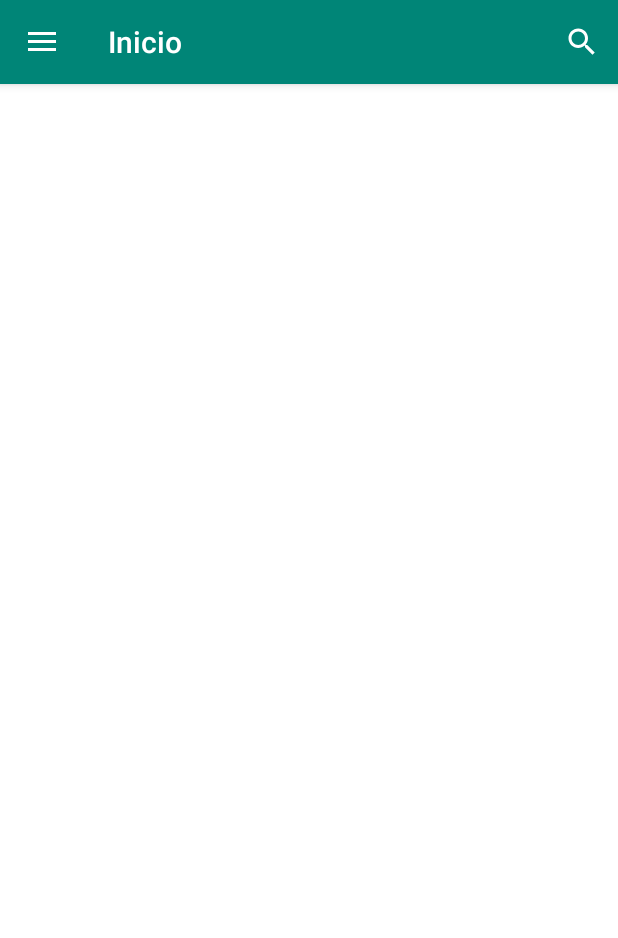
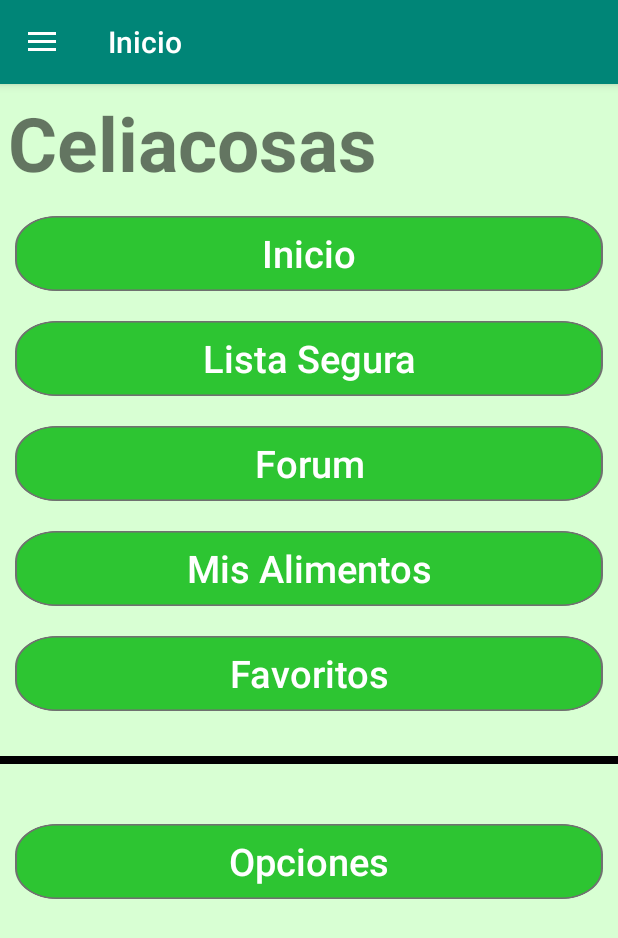
Before and after one commit to jdanielc/proyectofp, an Android app: the screen it shows after launch (MainActivity), on a phone screen of 412 x 824 dp. Shown: the top 938 px of the screen. Run offline under Robolectric (Android 15) with nearby library versions, the phone set to English and light mode, and no system bars; our stand-ins replace Firebase (no records; nobody signed in at launch, a user with empty details on screens opened directly); libraries missing offline, so code that uses them is left out: com.firebase.ui; 2 statements that could not run were skipped.

Commit message:
Menu de Inicio

```diff
--- a/app/src/main/java/com/example/proyectofinal/FragmentInicial.java
+++ b/app/src/main/java/com/example/proyectofinal/FragmentInicial.java
@@ -205,7 +205,7 @@ public class FragmentInicial extends Fragment implements SearchView.OnQueryTextL
             HttpClient httpClient = new DefaultHttpClient();
 
             HttpGet del =
-                    new HttpGet("http://damnation.ddns.net/phpRestPFG/public/index.php/api/inicial");
+                    new HttpGet("http://damnation.ddns.net/daniel/phpRestPFG/public/api/inicial");
 
             del.setHeader("content-type", "application/json");
 
--- /dev/null
+++ b/app/src/main/java/com/example/proyectofinal/FragmentMenu.java
@@ -0,0 +1,190 @@
+package com.example.proyectofinal;
+
+import android.content.Context;
+import android.net.Uri;
+import android.os.Bundle;
+import android.support.v4.app.Fragment;
+import android.view.LayoutInflater;
+import android.view.View;
+import android.view.ViewGroup;
+import android.widget.Button;
+
+import com.google.firebase.auth.FirebaseAuth;
+
+
+/**
+ * A simple {@link Fragment} subclass.
+ * Activities that contain this fragment must implement the
+ * {@link FragmentMenu.OnFragmentInteractionListener} interface
+ * to handle interaction events.
+ * Use the {@link FragmentMenu#newInstance} factory method to
+ * create an instance of this fragment.
+ */
+public class FragmentMenu extends Fragment implements View.OnClickListener{
+    // TODO: Rename parameter arguments, choose names that match
+    // the fragment initialization parameters, e.g. ARG_ITEM_NUMBER
+    private static final String ARG_PARAM1 = "param1";
+    private static final String ARG_PARAM2 = "param2";
+
+    // TODO: Rename and change types of parameters
+    private String mParam1;
+    private String mParam2;
+
+    private OnFragmentInteractionListener mListener;
+
+    View vista;
+
+    Button btInicio;
+    Button btLista;
+    Button btForum;
+    Button btFav;
+    Button btMis;
+    Button btOpciones;
+
+
+
+    public FragmentMenu() {
+        // Required empty public constructor
+    }
+
+    /**
+     * Use this factory method to create a new instance of
+     * this fragment using the provided parameters.
+     *
+     * @param param1 Parameter 1.
+     * @param param2 Parameter 2.
+     * @return A new instance of fragment FragmentMenu.
+     */
+    // TODO: Rename and change types and number of parameters
+    public static FragmentMenu newInstance(String param1, String param2) {
+        FragmentMenu fragment = new FragmentMenu();
+        Bundle args = new Bundle();
+        args.putString(ARG_PARAM1, param1);
+        args.putString(ARG_PARAM2, param2);
+        fragment.setArguments(args);
+        return fragment;
+    }
+
+    @Override
+    public void onCreate(Bundle savedInstanceState) {
+        super.onCreate(savedInstanceState);
+        if (getArguments() != null) {
+            mParam1 = getArguments().getString(ARG_PARAM1);
+            mParam2 = getArguments().getString(ARG_PARAM2);
+        }
+    }
+
+    @Override
+    public View onCreateView(LayoutInflater inflater, ViewGroup container,
+                             Bundle savedInstanceState) {
+        getActivity().setTitle("Inicio");
+        // Inflate the layout for this fragment
+        vista =  inflater.inflate(R.layout.fragment_menu, container, false);
+
+        btInicio = vista.findViewById(R.id.btIniciom);
+        btLista = vista.findViewById(R.id.btLitam);
+        btForum= vista.findViewById(R.id.btForumm);
+        btFav = vista.findViewById(R.id.btFavm);
+        btMis= vista.findViewById(R.id.btMism);
+        btOpciones = vista.findViewById(R.id.btOpcm);
+
+        btInicio.setOnClickListener(this);
+        btLista.setOnClickListener(this);
+        btForum.setOnClickListener(this);
+        btFav.setOnClickListener(this);
+        btMis.setOnClickListener(this);
+        btOpciones.setOnClickListener(this);
+
+        return vista;
+    }
+
+    // TODO: Rename method, update argument and hook method into UI event
+    public void onButtonPressed(Uri uri) {
+        if (mListener != null) {
+            mListener.onFragmentInteraction(uri);
+        }
+    }
+
+    @Override
+    public void onAttach(Context context) {
+        super.onAttach(context);
+        if (context instanceof OnFragmentInteractionListener) {
+            mListener = (OnFragmentInteractionListener) context;
+        } else {
+            throw new RuntimeException(context.toString()
+                    + " must implement OnFragmentInteractionListener");
+        }
+    }
+
+    @Override
+    public void onDetach() {
+        super.onDetach();
+        mListener = null;
+    }
+
+    @Override
+    public void onClick(View v) {
+        Fragment fragment;
+        Fragment sustit;
+        Bundle bundle = new Bundle();
+        String usuario = FirebaseAuth.getInstance().getCurrentUser().getUid();
+
+        switch (v.getId()) {
+            case R.id.btIniciom:
+
+                fragment = new FragmentMenu();
+                getActivity().getSupportFragmentManager().beginTransaction().replace(R.id.content_main, fragment).commit();
+
+                break;
+            case R.id.btLitam:
+                fragment = new FragmentInicial();
+                getActivity().getSupportFragmentManager().beginTransaction().replace(R.id.content_main, fragment).commit();
+                break;
+            case R.id.btForumm:
+
+                fragment = new FragmentAlimentosPrincipal();
+                bundle.putString("usuario", usuario);
+                bundle.putInt("tipo", 1);
+                fragment.setArguments(bundle);
+                getActivity().getSupportFragmentManager().beginTransaction().replace(R.id.content_main, fragment).commit();
+                break;
+            case R.id.btMism:
+                fragment = new FragmentAlimentosPrincipal();
+                bundle.putString("usuario", usuario);
+                bundle.putInt("tipo", 2);
+                fragment.setArguments(bundle);
+                getActivity().getSupportFragmentManager().beginTransaction().replace(R.id.content_main, fragment).commit();
+                break;
+            case R.id.btFavm:
+
+                fragment = new FragmentAlimentosPrincipal();
+                bundle.putString("usuario", usuario);
+                bundle.putInt("tipo", 3);
+                fragment.setArguments(bundle);
+                getActivity().getSupportFragmentManager().beginTransaction().replace(R.id.content_main, fragment).commit();
+                break;
+            case R.id.btOpcm:
+                fragment = new Opciones();
+                getActivity().getSupportFragmentManager().beginTransaction().replace(R.id.content_main, fragment).commit();
+                break;
+
+        }
+
+    }
+
+    /**
+     * This interface must be implemented by activities that contain this
+     * fragment to allow an interaction in this fragment to be communicated
+     * to the activity and potentially other fragments contained in that
+     * activity.
+     * <p>
+     * See the Android Training lesson <a href=
+     * "http://developer.android.com/training/basics/fragments/communicating.html"
+     * >Communicating with Other Fragments</a> for more information.
+     */
+    public interface OnFragmentInteractionListener {
+        // TODO: Update argument type and name
+        void onFragmentInteraction(Uri uri);
+    }
+
+}
--- a/app/src/main/java/com/example/proyectofinal/ObjetosFire/ControlFavoritos.java
+++ b/app/src/main/java/com/example/proyectofinal/ObjetosFire/ControlFavoritos.java
@@ -31,13 +31,14 @@ public static class Insertar extends AsyncTask<String,Integer,Boolean> {
 
         }
 
+
         protected Boolean doInBackground(String... params) {
 
             boolean resul = true;
 
             HttpClient httpClient = new DefaultHttpClient();
 
-            HttpPost post = new HttpPost("http://damnation.ddns.net/phpRestPFG/public/index.php/api/masfav");
+            HttpPost post = new HttpPost("http://damnation.ddns.net/daniel/phpRestPFG/public/api/masfav");
             post.setHeader("content-type", "application/json");
             try
             {
@@ -94,7 +95,7 @@ public static class Insertar extends AsyncTask<String,Integer,Boolean> {
             HttpClient httpClient = new DefaultHttpClient();
 
             HttpPut del =
-                    new HttpPut("http://damnation.ddns.net/phpRestPFG/public/index.php/api/menosfav");
+                    new HttpPut("http://damnation.ddns.net/daniel/phpRestPFG/public/api/menosfav");
 
             del.setHeader("content-type", "application/json");
 
--- a/app/src/main/java/com/example/proyectofinal/Principal/Adapter.java
+++ b/app/src/main/java/com/example/proyectofinal/Principal/Adapter.java
@@ -84,4 +84,6 @@ public class Adapter extends RecyclerView.Adapter<Adapter.AlimentoViewHolder> im
             }
         }
     }
+
+
 }
--- a/app/src/main/java/com/example/proyectofinal/general/Utilidades.java
+++ b/app/src/main/java/com/example/proyectofinal/general/Utilidades.java
@@ -55,7 +55,7 @@ public class Utilidades {
 
         private void tarea() {
             try {
-                Thread.sleep(1000);
+                Thread.sleep(1500);
             } catch (InterruptedException iee){
                 iee.printStackTrace();
             }
--- a/app/src/main/java/com/example/proyectofinal/menu_creacion.java
+++ b/app/src/main/java/com/example/proyectofinal/menu_creacion.java
@@ -275,7 +275,7 @@ public class menu_creacion extends Fragment{
 
         private boolean añadir(boolean resul, HttpClient httpClient, String[] params) {
 
-            HttpPost post = new HttpPost("http://damnation.ddns.net/phpRestPFG/public/index.php/api/alimento");
+            HttpPost post = new HttpPost("http://damnation.ddns.net/daniel/phpRestPFG/public/api/alimento");
             post.setHeader("content-type", "application/json");
 
             try {
@@ -289,7 +289,6 @@ public class menu_creacion extends Fragment{
                 dato.put("icono", ImagenSeleccion);
                 dato.put("imagen", ImagenSeleccion);
                 dato.put("upvotes", 0);
-                dato.put("downvotes", 0);
                 dato.put("favorito", null);
                 dato.put("usuario", params[3]);
 
--- /dev/null
+++ b/app/src/main/res/drawable/ic_inicio.xml
@@ -0,0 +1,9 @@
+<vector xmlns:android="http://schemas.android.com/apk/res/android"
+        android:width="24dp"
+        android:height="24dp"
+        android:viewportWidth="24.0"
+        android:viewportHeight="24.0">
+    <path
+        android:fillColor="#FF000000"
+        android:pathData="M10,20v-6h4v6h5v-8h3L12,3 2,12h3v8z"/>
+</vector>
--- /dev/null
+++ b/app/src/main/res/layout/fragment_menu.xml
@@ -0,0 +1,93 @@
+<?xml version="1.0" encoding="utf-8"?>
+<LinearLayout xmlns:android="http://schemas.android.com/apk/res/android"
+    xmlns:tools="http://schemas.android.com/tools"
+    android:layout_width="match_parent"
+    android:layout_height="match_parent"
+    android:orientation="vertical"
+    tools:context=".FragmentMenu"
+    android:background="#d8ffd3"
+    >
+
+    <TextView
+        android:layout_width="match_parent"
+        android:layout_height="wrap_content"
+        android:text="Celiacosas"
+        android:textStyle="bold"
+        android:textSize="50dp"
+        android:layout_margin="5dp"
+        />
+
+
+    <Button
+        android:id="@+id/btIniciom"
+        android:layout_width="match_parent"
+        android:layout_height="50dp"
+        android:layout_margin="10dp"
+        android:background="@drawable/rectangulo1"
+        android:hint="Inicio"
+        android:textColorHint="#ffffff"
+        android:textSize="25dp" />
+
+    <Button
+        android:id="@+id/btLitam"
+        android:layout_width="match_parent"
+        android:layout_height="50dp"
+        android:layout_margin="10dp"
+        android:background="@drawable/rectangulo1"
+        android:hint="Lista Segura"
+        android:textColorHint="#ffffff"
+        android:textSize="25dp" />
+
+    <Button
+        android:id="@+id/btForumm"
+        android:layout_width="match_parent"
+        android:layout_height="50dp"
+        android:layout_margin="10dp"
+        android:background="@drawable/rectangulo1"
+        android:hint="Forum"
+        android:textColorHint="#ffffff"
+        android:textSize="25dp" />
+    <Button
+        android:hint="Mis Alimentos"
+        android:textSize="25dp"
+        android:layout_width="match_parent"
+        android:layout_margin="10dp"
+        android:textColorHint="#ffffff"
+        android:layout_height="50dp"
+        android:background="@drawable/rectangulo1"
+        android:id="@+id/btMism"
+        />
+    <Button
+        android:hint="Favoritos"
+        android:textSize="25dp"
+        android:layout_width="match_parent"
+        android:layout_margin="10dp"
+        android:textColorHint="#ffffff"
+        android:layout_height="50dp"
+        android:background="@drawable/rectangulo1"
+        android:id="@+id/btFavm"
+
+        />
+
+    <View
+        android:id="@+id/divider2"
+        android:layout_width="match_parent"
+        android:layout_height="5dp"
+        android:background="@color/black"
+        android:layout_marginTop="20dp"
+        android:visibility="visible"
+        android:layout_marginBottom="30dp"/>
+
+    <Button
+        android:hint="Opciones"
+        android:textSize="25dp"
+        android:layout_width="match_parent"
+        android:layout_margin="10dp"
+        android:textColorHint="#ffffff"
+        android:layout_height="50dp"
+        android:background="@drawable/rectangulo1"
+        android:id="@+id/btOpcm"
+        />
+
+
+</LinearLayout>
--- a/app/src/main/res/menu/activity_main_drawer.xml
+++ b/app/src/main/res/menu/activity_main_drawer.xml
@@ -5,24 +5,28 @@
 
     <group android:checkableBehavior="single">
         <item
-            android:id="@+id/nav_camera"
-            android:icon="@drawable/ic_inicial"
+            android:id="@+id/nav_inicio"
+            android:icon="@drawable/ic_inicio"
             android:title="Inicio" />
         <item
-            android:id="@+id/nav_gallery"
+            android:id="@+id/nav_lista"
+            android:icon="@drawable/ic_inicial"
+            android:title="Lista" />
+        <item
+            android:id="@+id/nav_forum"
             android:icon="@drawable/ic_princ"
-            android:title="Feed" />
+            android:title="Forum" />
         <item
-            android:id="@+id/nav_slideshow"
+            android:id="@+id/nav_mis"
             android:icon="@drawable/ic_mis"
             android:title="Mis Alimentos" />
         <item
-            android:id="@+id/nav_manage"
+            android:id="@+id/nav_fav"
             android:icon="@drawable/ic_favs"
             android:title="Favoritos" />
     </group>
 
-    <item android:title="Communicate">
+    <item android:title="Otros">
         <menu>
             <item
                 android:id="@+id/nav_share"
--- a/app/src/main/res/values/colors.xml
+++ b/app/src/main/res/values/colors.xml
@@ -3,4 +3,6 @@
     <color name="colorPrimary">#008577</color>
     <color name="colorPrimaryDark">#00574B</color>
     <color name="colorAccent">#D81B60</color>
+    <color name="red">#ff0000</color>
+    <color name="black">#000000</color>
 </resources>
```
Also changed, not shown: app/src/main/java/com/example/proyectofinal/FragmentAlimentosPrincipal.java (+27 -17 lines), app/src/main/java/com/example/proyectofinal/MainActivity.java (+25 -23 lines), app/src/main/java/com/example/proyectofinal/ObjetosFire/MySQLFirebase.java (+16 -9 lines), app/src/main/java/com/example/proyectofinal/general/alimentoVo.java (+1 -11 lines), app/src/main/java/com/example/proyectofinal/general/detalle_alimento_general.java (+4 -11 lines), app/src/main/res/layout/fragment_detalle_alimento_general.xml (+9 -11 lines), app/src/main/res/drawable-v24/elipse1.png (added), app/src/main/res/drawable-v24/rectangulo1.png (added), app/src/main/res/drawable-v24/rectangulo2.png (added).
